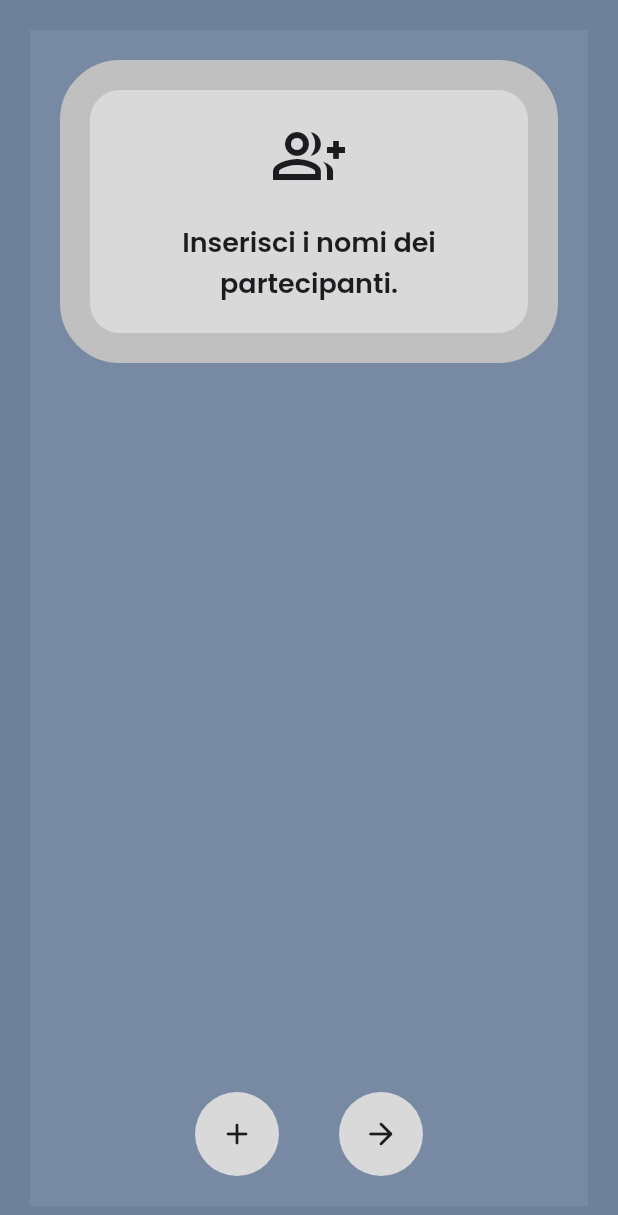
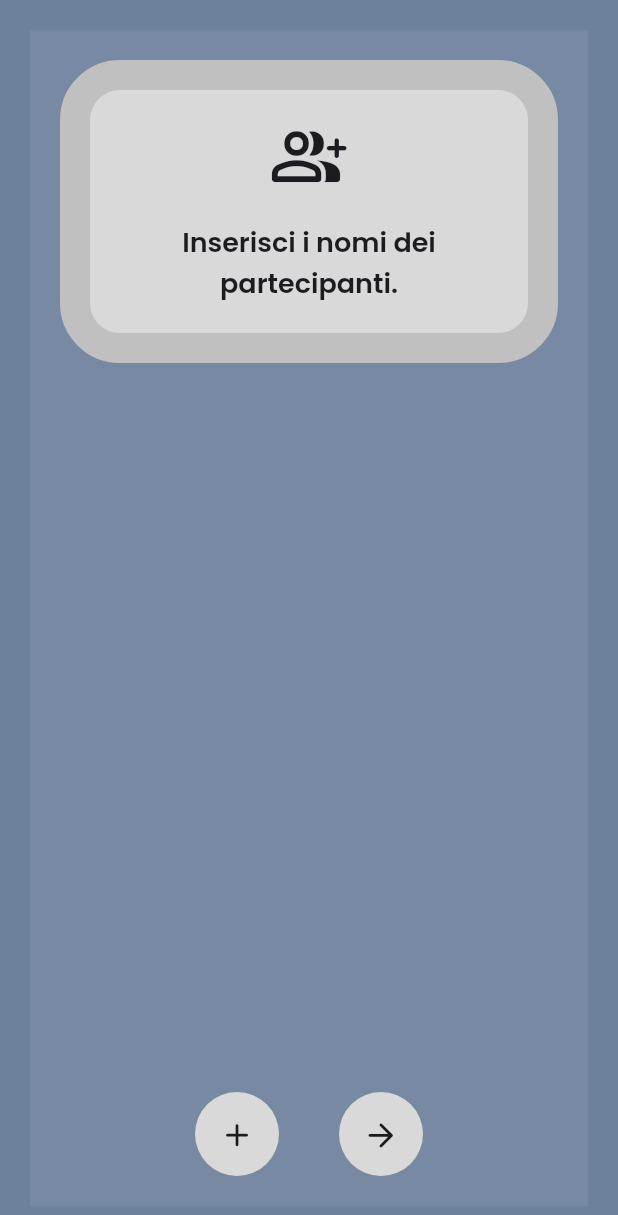
Before and after one commit to paologiua/complicity_game, a Flutter app: the screen it shows after launch, after a tap on "Gioca", on a phone screen of 412 x 824 dp. Shown: the top 1215 px of the screen. Run offline on Flutter 3.47's test engine with Material 2 defaults, Android fonts, the phone set to English and light mode, and no system bars; our stand-ins replace flutter_keyboard_visibility, flutter_svg.

Commit message:
Added icons with icomoon

```diff
--- /dev/null
+++ b/lib/constants/icons.dart
@@ -0,0 +1,15 @@
+import 'package:flutter/material.dart';
+
+class IconsConstants {
+  static const IconData close = IconData(0xe900, fontFamily: "icomoon");
+  static const IconData arrowDownward = IconData(0xe901, fontFamily: "icomoon");
+  static const IconData arrowUpward = IconData(0xe902, fontFamily: "icomoon");
+  static const IconData arrowBack = IconData(0xe903, fontFamily: "icomoon");
+  static const IconData arrowForward = IconData(0xe904, fontFamily: "icomoon");
+  static const IconData add = IconData(0xe905, fontFamily: "icomoon");
+  static const IconData remove = IconData(0xe906, fontFamily: "icomoon");
+  static const IconData groupAdd = IconData(0xe907, fontFamily: "icomoon");
+  static const IconData cognition = IconData(0xe908, fontFamily: "icomoon");
+  static const IconData socialLeaderboard = IconData(0xe909, fontFamily: "icomoon");
+  static const IconData emojiObjects = IconData(0xe90a, fontFamily: "icomoon");
+}
--- a/lib/screens/first_step_screen.dart
+++ b/lib/screens/first_step_screen.dart
@@ -1,3 +1,4 @@
+import 'package:complicity_game/constants/icons.dart';
 import 'package:complicity_game/constants/theme.dart';
 import 'package:complicity_game/models/floating_button_model.dart';
 import 'package:flutter/material.dart';
@@ -39,7 +40,7 @@ class _FirstStepScreenState extends State<FirstStepScreen> {
                   child: Popup(
                     color: ThemeConstants.greenPrimaryColor,
                     borderColor: ThemeConstants.greenSecondaryColor,
-                    icon: Icons.emoji_objects_outlined,
+                    icon: IconsConstants.emojiObjects,
                     text:
                         "Complicity Game è un gioco di gruppo. Occorre dividere i partecipanti in due squadre composte da persone con un grande senso di complicità reciproco.",
                   ),
@@ -51,7 +52,7 @@ class _FirstStepScreenState extends State<FirstStepScreen> {
                   buttons: [
                     FloatingButtonModel(
                       key: "right_button",
-                      icon: Icons.arrow_forward_rounded,
+                      icon: IconsConstants.arrowForward,
                       action: () =>
                           Navigator.pushNamed(context, "/game_rules/2"),
                     ),
--- a/lib/screens/home_screen.dart
+++ b/lib/screens/home_screen.dart
@@ -1,3 +1,4 @@
+import 'package:complicity_game/constants/icons.dart';
 import 'package:flutter/material.dart';
 import 'package:flutter_svg/flutter_svg.dart';
 
@@ -59,7 +60,7 @@ class _HomeScreenState extends State<HomeScreen> {
                         heroTag: "rules_button",
                         backgroundColor: ThemeConstants.greyPrimaryColor,
                         icon: Icon(
-                          Icons.emoji_objects_outlined,
+                          IconsConstants.emojiObjects,
                           color: ThemeConstants.defaultTextStyle.color,
                           size: ThemeConstants.defaultIconSize,
                         ),
@@ -82,7 +83,7 @@ class _HomeScreenState extends State<HomeScreen> {
                         heroTag: "game_button",
                         backgroundColor: ThemeConstants.greyPrimaryColor,
                         icon: Icon(
-                          Icons.psychology_alt_outlined,
+                          IconsConstants.cognition,
                           color: ThemeConstants.defaultTextStyle.color,
                           size: ThemeConstants.defaultIconSize,
                         ),
--- a/lib/screens/team_selector_screen.dart
+++ b/lib/screens/team_selector_screen.dart
@@ -1,3 +1,4 @@
+import 'package:complicity_game/constants/icons.dart';
 import 'package:complicity_game/constants/theme.dart';
 import 'package:complicity_game/models/floating_button_model.dart';
 import 'package:complicity_game/services/player_manager_service.dart';
@@ -102,7 +103,7 @@ class _TeamSelectorScreenState extends State<TeamSelectorScreen> {
                   child: Popup(
                     color: ThemeConstants.greyPrimaryColor,
                     borderColor: ThemeConstants.greySecondaryColor,
-                    icon: Icons.group_add_outlined,
+                    icon: IconsConstants.groupAdd,
                     text: "Inserisci i nomi dei partecipanti.",
                   ),
                 ),
@@ -113,12 +114,12 @@ class _TeamSelectorScreenState extends State<TeamSelectorScreen> {
                   buttons: [
                     FloatingButtonModel(
                       key: "left_button",
-                      icon: Icons.add_rounded,
+                      icon: IconsConstants.add,
                       action: () => openPlayerEditor(null),
                     ),
                     FloatingButtonModel(
                       key: "right_button",
-                      icon: Icons.arrow_forward_rounded,
+                      icon: IconsConstants.arrowForward,
                       action: () => Navigator.pushNamed(context, '/'),
                     ),
                   ],
--- a/lib/services/player_manager_service.dart
+++ b/lib/services/player_manager_service.dart
@@ -2,7 +2,7 @@ import 'package:complicity_game/models/player_model.dart';
 import 'package:flutter/foundation.dart';
 
 class PlayerManagerService with ChangeNotifier, DiagnosticableTreeMixin {
-  List<PlayerModel> _players = [];
+  final List<PlayerModel> _players = [];
 
   int lastKey = -1;
 
--- a/lib/widgets/player_editor_foreground.dart
+++ b/lib/widgets/player_editor_foreground.dart
@@ -1,4 +1,5 @@
 import 'dart:ui';
+import 'package:complicity_game/constants/icons.dart';
 import 'package:complicity_game/widgets/team_selector.dart';
 import 'package:flutter/material.dart';
 import 'package:flutter/services.dart';
@@ -93,7 +94,7 @@ class _PlayerEditorForegroundState extends State<PlayerEditorForeground> {
                       focusElevation: 0,
                       hoverElevation: 0,
                       icon: Icon(
-                        Icons.close,
+                        IconsConstants.close,
                         color: ThemeConstants.defaultTextStyle.color,
                       ),
                       label: Text(
--- a/pubspec.yaml
+++ b/pubspec.yaml
@@ -93,6 +93,10 @@ flutter:
         - asset: fonts/Poppins/Poppins-Italic.ttf
           style: italic
 
+    - family: icomoon
+      fonts:
+        - asset: fonts/icomoon/icomoon.ttf
+
 flutter_icons:
   android: true
   image_path_android: "assets/images/android-icon.png"
```
Also changed, not shown: lib/screens/second_step_screen.dart (+4 -3 lines), lib/screens/third_step_screen.dart (+4 -3 lines), lib/widgets/team_selector.dart (+5 -2 lines), fonts/icomoon/icomoon.svg (added), fonts/icomoon/icomoon.ttf (added), 2 other files.
